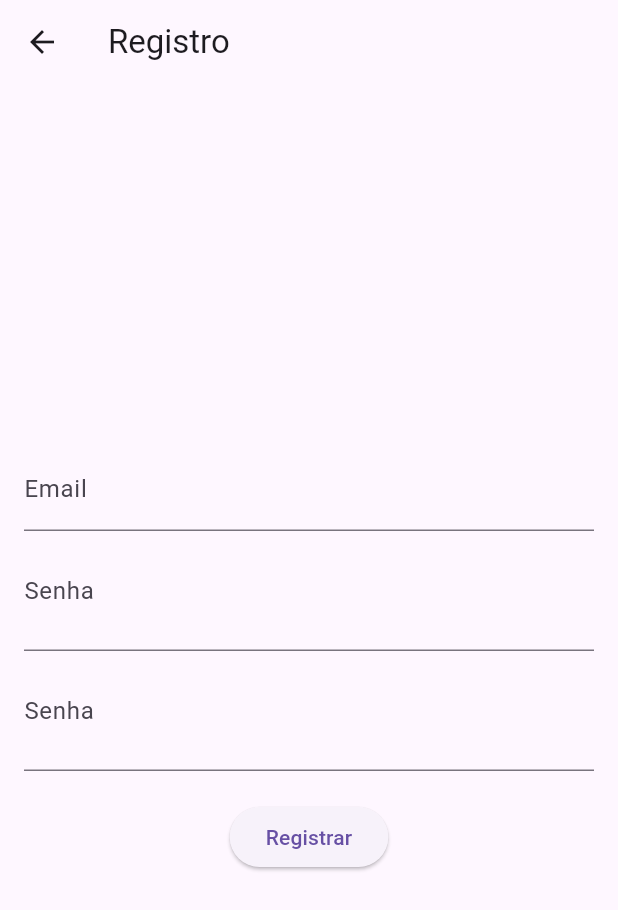
After one commit to Skerfold/Curso-Mobile, a Flutter app: the screen it shows after launch, after a tap on "Não tem uma conta? Registre-se", on a phone screen of 412 x 824 dp. The commit adds this screen. Shown: the top 910 px of the screen. Run offline on Flutter 3.47's test engine with Material 3 defaults, Android fonts, the phone set to English and light mode, and no system bars; our stand-ins replace firebase_auth, firebase_core, fluttertoast, shared_preferences, sqflite; accounts and stored records are empty; network calls fail.

Commit message:
11/09/2025 10hrs

```diff
--- a/Firebase/to_do_list_firebase/lib/main.dart
+++ b/Firebase/to_do_list_firebase/lib/main.dart
@@ -1,15 +1,16 @@
 import 'package:firebase_core/firebase_core.dart';
 import 'package:flutter/material.dart';
 import 'package:to_do_list_firebase/firebase_options.dart';
+import 'package:to_do_list_firebase/views/autenticacao_view.dart';
 
 void main() async{
   WidgetsFlutterBinding.ensureInitialized(); //garantir a inicialização dos bindings
-  // inicializa o firebase ao mesmo tempo que o app
+  //inicializa o firebase -  ao mesmo tempo que abre as telas
   await Firebase.initializeApp(
     options: DefaultFirebaseOptions.currentPlatform
   );
   runApp(MaterialApp(
     title: "Lista de Tarefas",
-    home: AutenticacaoView(),
+    home: AutenticacaoView(), //direciona para tela de autenticação
   ));
 }
--- /dev/null
+++ b/Firebase/to_do_list_firebase/lib/views/autenticacao_view.dart
@@ -0,0 +1,25 @@
+import 'package:firebase_auth/firebase_auth.dart';
+import 'package:flutter/material.dart';
+import 'package:to_do_list_firebase/views/login_view.dart';
+import 'package:to_do_list_firebase/views/tarefas_view.dart';
+
+//Tela que direciona o usuário de acordo com Status de autenticação
+class AutenticacaoView extends StatelessWidget {
+  const AutenticacaoView({super.key});
+
+  @override
+  Widget build(BuildContext context) {
+    return StreamBuilder<User?>( //classe User é modelo pronto do FireBaseAuth
+      //A MUDANÇA DE TELA É DETERMINADA PELA CONEXÃO DO USUÁRIO AO FIREBASE AUTH
+      stream: FirebaseAuth.instance.authStateChanges(),
+      builder: (context, snapshot){
+        if(snapshot.hasData){ //se o snapshot contêm dados do Usuário
+          //direciona o usuário para a tela de Tarefas
+          return TarefasView();
+        }
+        //caso não contenha dados do usuário
+        //direciona para a tela de login
+        return LoginView();
+      });
+  }
+}
--- /dev/null
+++ b/Firebase/to_do_list_firebase/lib/views/login_view.dart
@@ -0,0 +1,82 @@
+import 'package:firebase_auth/firebase_auth.dart';
+import 'package:flutter/material.dart';
+import 'package:to_do_list_firebase/views/registro_view.dart';
+
+class LoginView extends StatefulWidget {
+  const LoginView({super.key});
+
+  @override
+  State<LoginView> createState() => _LoginViewState();
+}
+
+class _LoginViewState extends State<LoginView> {
+  //atributos
+  final _emailField = TextEditingController();
+  final _senhaField = TextEditingController();
+  final _authController = FirebaseAuth
+      .instance; //controller para manipulação do usuário no firebase auth
+  bool _senhaOculta = true;
+
+  //método
+  void _login() async {
+    try {
+      //solicitar a autenticação do usuário
+      await _authController.signInWithEmailAndPassword(
+        email: _emailField.text.trim(),
+        password: _senhaField.text,
+      );
+      //não precisa do Navigator, pois usaremso o StreamBuilder
+      // já faz o direcionamento automático para a tela de tarefas
+    } catch (e) {
+      ScaffoldMessenger.of(
+        context,
+      ).showSnackBar(SnackBar(content: Text("Falha ao Fazer Login $e")));
+    }
+  }
+
+  //build da Tela
+  @override
+  Widget build(BuildContext context) {
+    return Scaffold(
+      appBar: AppBar(title: Text("Login")),
+      body: Padding(
+        padding: EdgeInsets.all(16),
+        child: Column(
+          mainAxisAlignment: MainAxisAlignment.center,
+          children: [
+            TextField(
+              controller: _emailField,
+              decoration: InputDecoration(labelText: "Email"),
+              keyboardType: TextInputType.emailAddress,
+            ),
+            TextField(
+              controller: _senhaField,
+              decoration: InputDecoration(
+                labelText: "Senha",
+                suffix: IconButton(
+                  onPressed: () => setState(() {
+                    _senhaOculta =
+                        !_senhaOculta; //inverte o valor da variável booleana
+                  }),
+                  icon: _senhaOculta
+                      ? Icon(Icons.visibility)
+                      : Icon(Icons.visibility_off),
+                ),
+              ),
+              obscureText: _senhaOculta,
+            ),
+            SizedBox(height: 20),
+            ElevatedButton(onPressed: _login, child: Text("Login")),
+            TextButton(
+              onPressed: () => Navigator.push(
+                context,
+                MaterialPageRoute(builder: (context) => RegistroView()),
+              ),
+              child: Text("Não tem uma conta? Registre-se"),
+            ),
+          ],
+        ),
+      ),
+    );
+  }
+}
--- /dev/null
+++ b/Firebase/to_do_list_firebase/lib/views/registro_view.dart
@@ -0,0 +1,91 @@
+import 'package:firebase_auth/firebase_auth.dart';
+import 'package:flutter/material.dart';
+
+class RegistroView extends StatefulWidget {
+  const RegistroView({super.key});
+
+  @override
+  State<RegistroView> createState() => _RegistroViewState();
+}
+
+class _RegistroViewState extends State<RegistroView> {
+  //atributos
+  final _emailField = TextEditingController();
+  final _senhaField = TextEditingController();
+  final _confSenhaField = TextEditingController();
+  final _authController = FirebaseAuth.instance; //controlador do Firebase Auth
+  bool _senhaOculta = true;
+  bool _confSenhaOculta = true;
+
+  //método _registrar
+  void _registrar() async{
+    if(_senhaField.text != _confSenhaField.text) return;//interrompe o método se senhas diferentes
+    try {
+      await _authController.createUserWithEmailAndPassword(
+        email: _emailField.text.trim(),
+        password: _senhaField.text);
+      Navigator.pop(context); //fecha a tela de Registro
+      // é logado automaticamente após o cadastro
+    } catch (e) {
+      ScaffoldMessenger.of(context).showSnackBar(
+        SnackBar(content: Text("Falha ao registrar: $e"))
+      );
+    }
+  }
+
+  //build da tela
+  @override
+  Widget build(BuildContext context) {
+    return Scaffold(
+      appBar: AppBar(title: Text("Registro")),
+      body: Padding(
+        padding: EdgeInsets.all(16),
+        child: Column(
+          mainAxisAlignment: MainAxisAlignment.center,
+          children: [
+            TextField(
+              controller: _emailField,
+              decoration: InputDecoration(labelText: "Email"),
+              keyboardType: TextInputType.emailAddress,
+            ),
+            TextField(
+              controller: _senhaField,
+              decoration: InputDecoration(
+                labelText: "Senha",
+                suffix: IconButton(
+                  onPressed: () => setState(() {
+                    _senhaOculta =
+                        !_senhaOculta; //inverte o valor da variável booleana
+                  }),
+                  icon: _senhaOculta
+                      ? Icon(Icons.visibility)
+                      : Icon(Icons.visibility_off),
+                ),
+              ),
+              obscureText: _senhaOculta,
+            ),
+            TextField(
+              controller: _confSenhaField,
+              decoration: InputDecoration(
+                labelText: "Senha",
+                suffix: IconButton(
+                  onPressed: () => setState(() {
+                    _confSenhaOculta =
+                        !_confSenhaOculta; //inverte o valor da variável booleana
+                  }),
+                  icon: _confSenhaOculta
+                      ? Icon(Icons.visibility)
+                      : Icon(Icons.visibility_off),
+                ),
+              ),
+              obscureText: _confSenhaOculta,
+            ),
+
+            SizedBox(height: 20),
+            ElevatedButton(onPressed: _registrar, child: Text("Registrar")),
+          ],
+        ),
+      ),
+    );
+  }
+}
```
Also changed, not shown: Firebase/to_do_list_firebase/lib/views/tarefas_view.dart (added, +25 -0 lines), Firebase/to_do_list_firebase/lib/firebase_options.dart.
